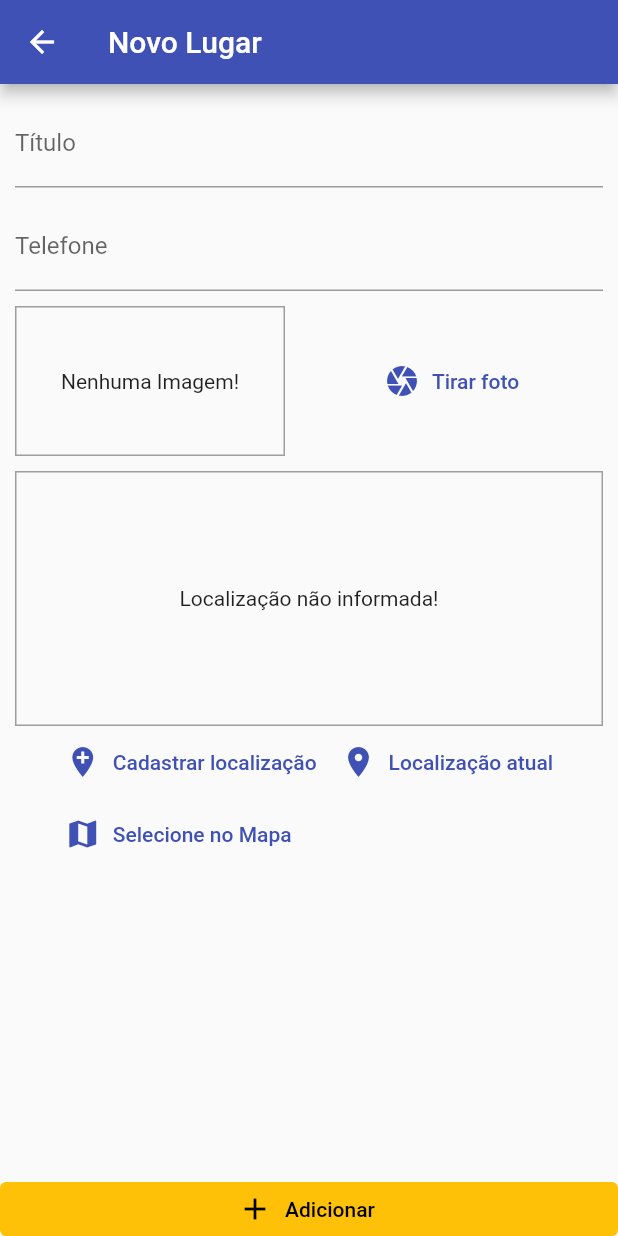
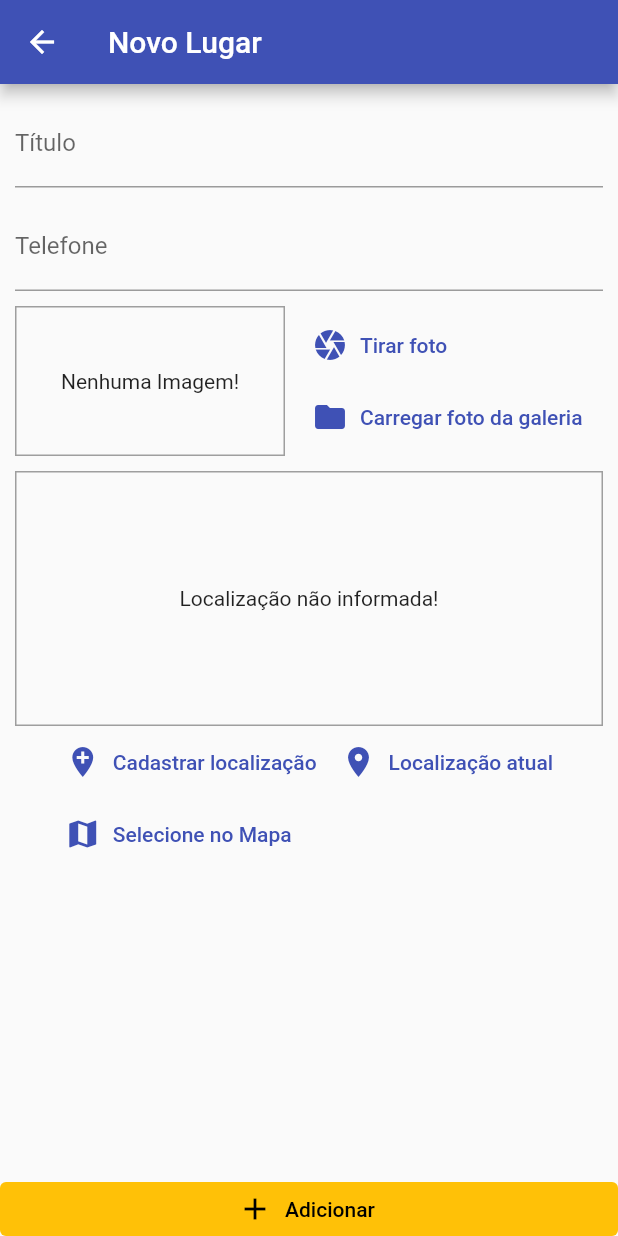
Before and after one commit to HiltonThallyson/-Flutter-miniprojeto05-lugares, a Flutter app: the PlaceFormScreen screen opened by its route, after a tap on "Tirar foto", on a phone screen of 412 x 824 dp. Run offline on Flutter 3.47's test engine with Material 2 defaults, Android fonts, the phone set to English and light mode, and no system bars; our stand-ins replace flutter_dotenv, google_maps_flutter, image_picker, location, sqflite; accounts and stored records are empty.

Commit message:
Load photo from album implemented

```diff
--- a/lib/components/image_input.dart
+++ b/lib/components/image_input.dart
@@ -18,7 +18,7 @@ class _ImageInputState extends State<ImageInput> {
   //Capturando Imagem
   File? _storedImage;
 
-  _takePicture() async {
+  void _takePicture() async {
     final ImagePicker _picker = ImagePicker();
     XFile imageFile = await _picker.pickImage(
       source: ImageSource.camera,
@@ -31,7 +31,27 @@ class _ImageInputState extends State<ImageInput> {
       _storedImage = File(imageFile.path);
     });
 
-    //pegar pasta que posso salvar documentos
+    _uploadImage();
+  }
+
+  void _pickImageInGallery() async {
+    final ImagePicker _picker = ImagePicker();
+    XFile imageFile = await _picker.pickImage(
+      source: ImageSource.gallery,
+      maxWidth: 600,
+    ) as XFile;
+
+    if (imageFile == null) return;
+
+    setState(() {
+      _storedImage = File(imageFile.path);
+    });
+
+    _uploadImage();
+  }
+
+  void _uploadImage() async {
+//pegar pasta que posso salvar documentos
     final appDir = await syspaths.getApplicationDocumentsDirectory();
     String fileName = path.basename(_storedImage!.path);
     final savedImage = await _storedImage!.copy(
@@ -63,10 +83,20 @@ class _ImageInputState extends State<ImageInput> {
         ),
         const SizedBox(width: 10),
         Expanded(
-          child: TextButton.icon(
-            icon: const Icon(Icons.camera),
-            label: const Text('Tirar foto'),
-            onPressed: _takePicture,
+          child: Column(
+            crossAxisAlignment: CrossAxisAlignment.start,
+            children: [
+              TextButton.icon(
+                icon: const Icon(Icons.camera),
+                label: const Text('Tirar foto'),
+                onPressed: _takePicture,
+              ),
+              TextButton.icon(
+                icon: const Icon(Icons.folder),
+                label: const Text('Carregar foto da galeria'),
+                onPressed: _pickImageInGallery,
+              ),
+            ],
           ),
         ),
       ],
```
